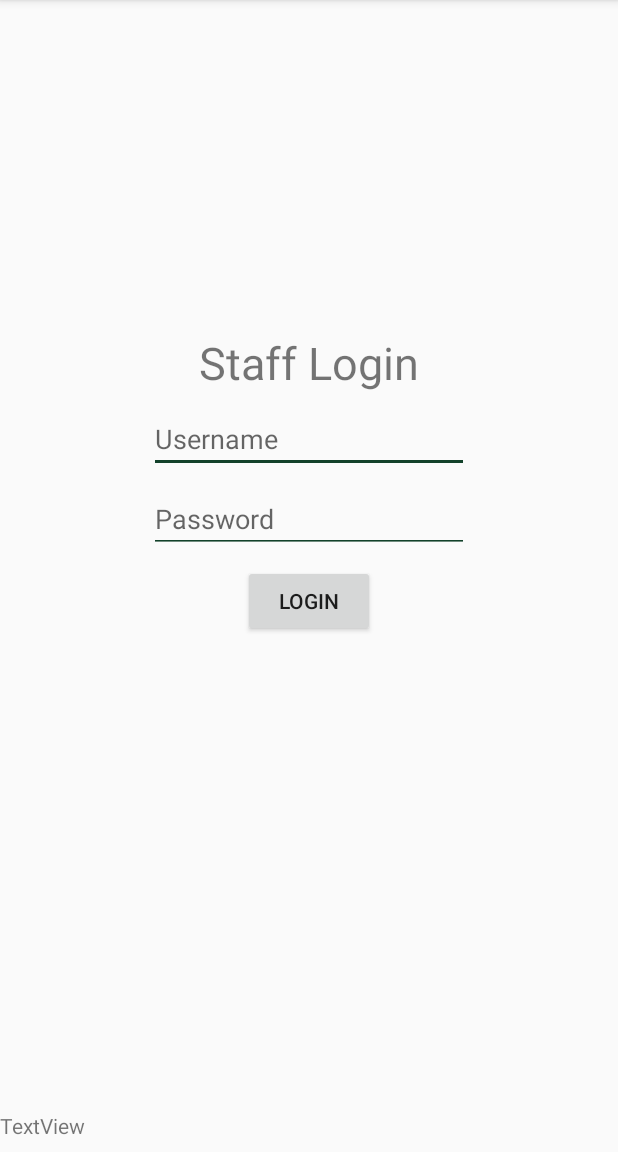
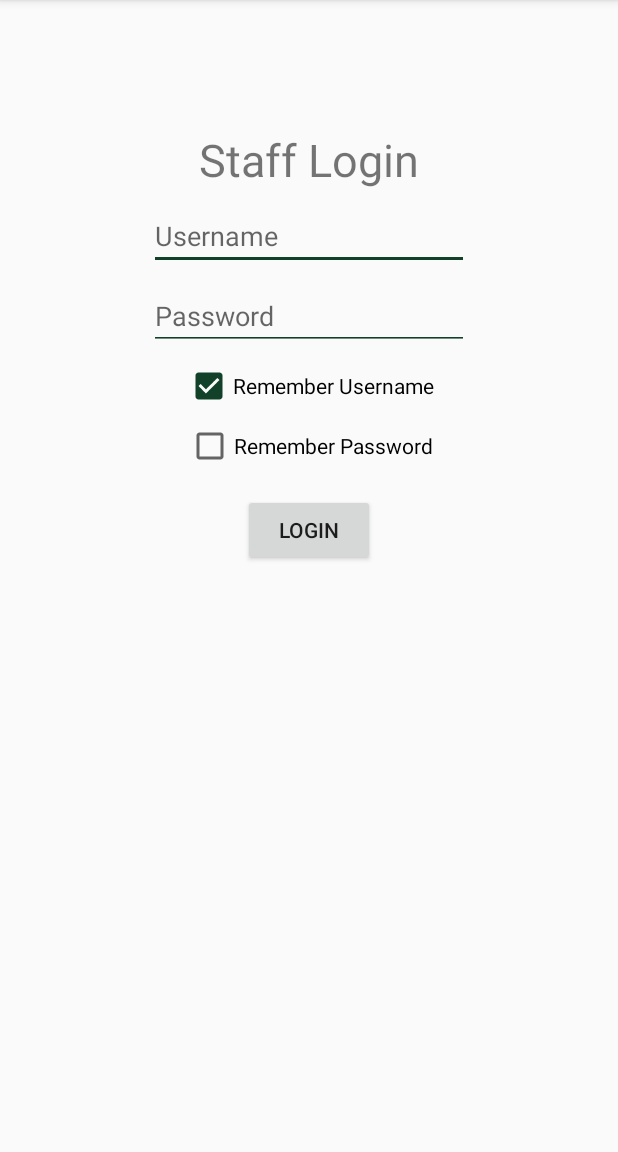
Before and after one commit to MLHDegenerates/GreenHospital, an Android app: the screen it shows after launch (MainActivity), after a tap on "LOGIN", on a phone screen of 412 x 824 dp, the part 84-1236 px from its top. Run offline under Robolectric (Android 15) with nearby library versions, the light colour scheme and no system bars; our stand-ins replace Volley; network calls fail.

Commit message:
remember username and passsword

```diff
--- a/AndroidApp/app/src/main/java/ca/dominicphillips/greenhospital/MainActivity.java
+++ b/AndroidApp/app/src/main/java/ca/dominicphillips/greenhospital/MainActivity.java
@@ -1,12 +1,16 @@
 package ca.dominicphillips.greenhospital;
 
+import android.content.SharedPreferences;
 import android.graphics.Color;
 import android.graphics.drawable.ColorDrawable;
+import android.preference.PreferenceManager;
 import android.support.v7.app.AppCompatActivity;
 import android.os.Bundle;
 import android.view.View;
 import android.view.ViewParent;
 import android.widget.Button;
+import android.widget.CheckBox;
+import android.widget.CheckedTextView;
 import android.widget.TextView;
 
 import com.android.volley.AuthFailureError;
@@ -25,29 +29,48 @@ public class MainActivity extends AppCompatActivity {
 
     @Override
     protected void onCreate(Bundle savedInstanceState) {
-        final RequestQueue queue = Volley.newRequestQueue(this);
+
 
         super.onCreate(savedInstanceState);
         setContentView(R.layout.activity_main);
-        getSupportActionBar().setBackgroundDrawable(new ColorDrawable(Color.parseColor("#12412A")));
 
-        ((Button) findViewById(R.id.btnLogin)).setOnClickListener(new View.OnClickListener() {
+
+        final SharedPreferences prefs = PreferenceManager.getDefaultSharedPreferences(this);
+        final CheckBox remuser = (CheckBox) findViewById(R.id.chkRemUsername);
+        final CheckBox rempass = (CheckBox) findViewById(R.id.chkRemPassword);
+        final TextView txtName = (TextView) findViewById(R.id.txtUsername);
+        final TextView txtPass = (TextView) findViewById(R.id.txtPassword);
+
+        remuser.setChecked(prefs.getBoolean("rem_username",true));
+        rempass.setChecked(prefs.getBoolean("rem_password",false));
+
+        if (remuser.isChecked())
+            txtName.setText(prefs.getString("txt_username", null));
+        if (rempass.isChecked())
+            txtPass.setText(prefs.getString("txt_password", null));
+
+        final RequestQueue queue = Volley.newRequestQueue(this);
+        findViewById(R.id.btnLogin).setOnClickListener(new View.OnClickListener() {
             @Override
             public void onClick(View view) {
-                final TextView mTextView = findViewById(R.id.textinfo);
-//                queue.getCache().clear(); // ugly hack
-                queue.add(new LoginRequest(((TextView) findViewById(R.id.txtUsername)).getText().toString(), ((TextView) findViewById(R.id.txtPassword)).getText().toString()));
+                SharedPreferences.Editor editpre = prefs.edit();
+                editpre.putBoolean("rem_username",remuser.isChecked());
+                editpre.putBoolean("rem_password",rempass.isChecked());
+                editpre.putString("txt_username", remuser.isChecked() ? txtName.getText().toString() : "");
+                editpre.putString("txt_password", rempass.isChecked() ? txtPass.getText().toString() : "");
+                editpre.apply();
+
+                queue.getCache().clear(); // ugly hack
+                queue.add(new LoginRequest(txtName.getText().toString(), txtPass.getText().toString()));
             }
         });
     }
 
     class LoginRequest extends StringRequest {
-
         LoginRequest(String username, String password) {
             super(Method.GET, url + "/login?username="+username+"&password="+password, new Response.Listener<String>() {
                 @Override
                 public void onResponse(String response) {
-                    // Display the first 500 characters of the response string.
                     System.out.println("Response is: " + response);
                 }
             }, new Response.ErrorListener() {
--- a/AndroidApp/app/src/main/res/layout/activity_main.xml
+++ b/AndroidApp/app/src/main/res/layout/activity_main.xml
@@ -53,7 +53,7 @@
         app:layout_constraintEnd_toEndOf="parent"
         app:layout_constraintStart_toStartOf="parent"
         app:layout_constraintTop_toTopOf="parent"
-        app:layout_constraintVertical_bias="0.3" />
+        app:layout_constraintVertical_bias="0.110000014" />
 
     <Button
         android:id="@+id/btnLogin"
@@ -61,19 +61,34 @@
         android:layout_height="wrap_content"
         android:layout_marginEnd="8dp"
         android:layout_marginStart="8dp"
+        android:layout_marginTop="16dp"
+        android:text="@string/login"
+        app:layout_constraintEnd_toEndOf="parent"
+        app:layout_constraintStart_toStartOf="parent"
+        app:layout_constraintTop_toBottomOf="@+id/chkRemPassword" />
+
+    <CheckBox
+        android:id="@+id/chkRemUsername"
+        android:layout_width="wrap_content"
+        android:layout_height="wrap_content"
+        android:layout_marginEnd="8dp"
+        android:layout_marginStart="8dp"
         android:layout_marginTop="8dp"
-        android:text="@string/login"
+        android:text="@string/remember_username"
         app:layout_constraintEnd_toEndOf="parent"
         app:layout_constraintStart_toStartOf="parent"
         app:layout_constraintTop_toBottomOf="@+id/txtPassword" />
 
-    <TextView
-        android:id="@+id/textinfo"
+    <CheckBox
+        android:id="@+id/chkRemPassword"
         android:layout_width="wrap_content"
         android:layout_height="wrap_content"
-        android:layout_marginBottom="8dp"
-        android:text="TextView"
-        app:layout_constraintBottom_toBottomOf="parent"
-        tools:layout_editor_absoluteX="163dp" />
+        android:layout_marginEnd="8dp"
+        android:layout_marginStart="8dp"
+        android:layout_marginTop="8dp"
+        android:text="@string/remember_password"
+        app:layout_constraintEnd_toEndOf="parent"
+        app:layout_constraintStart_toStartOf="parent"
+        app:layout_constraintTop_toBottomOf="@+id/chkRemUsername" />
 
 </android.support.constraint.ConstraintLayout>
--- a/AndroidApp/app/src/main/res/values/colors.xml
+++ b/AndroidApp/app/src/main/res/values/colors.xml
@@ -1,7 +1,10 @@
 <?xml version="1.0" encoding="utf-8"?>
 <resources>
-    <color name="colorPrimary">#3F51B5</color>
-    <color name="colorPrimaryDark">#303F9F</color>
-    <color name="colorAccent">#FF4081</color>
+    <color name="colorPrimary">#12412A</color>
+    <color name="colorPrimaryDark">#12412A</color>
+    <color name="colorAccent">#12412A</color>
+    <!--<color name="colorPrimary">#3F51B5</color>-->
+    <!--<color name="colorPrimaryDark">#303F9F</color>-->
+    <!--<color name="colorAccent">#FF4081</color>-->
     <color name="tdgreen">#12412A</color>
 </resources>
--- a/AndroidApp/app/src/main/res/values/strings.xml
+++ b/AndroidApp/app/src/main/res/values/strings.xml
@@ -5,4 +5,6 @@
     <string name="login_staff">Staff Login</string>
     <string name="hint_username">Username</string>
     <string name="hint_password">Password</string>
+    <string name="remember_username">Remember Username</string>
+    <string name="remember_password">Remember Password</string>
 </resources>
```
Also changed, not shown: 1 other file.
